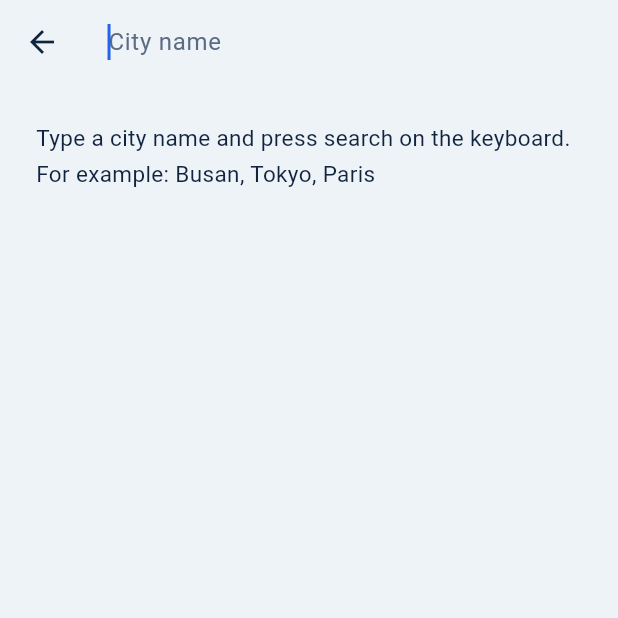
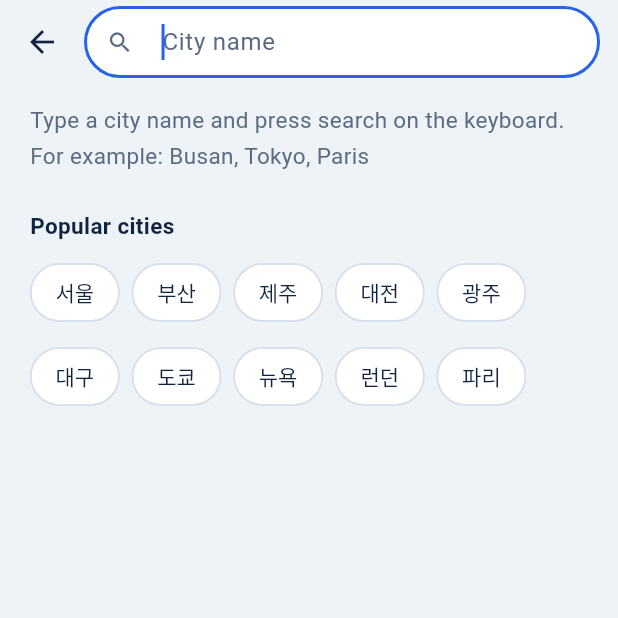
Before and after one commit to Yongminlee2/PeepWeather, a Flutter app: the screen it shows after launch, after a tap on the "search" icon, on a phone screen of 412 x 824 dp, the top half of it. Run offline on Flutter 3.47's test engine with Material 3 defaults, Android fonts, the phone set to English and light mode, and no system bars; our stand-ins replace fl_chart, flutter_local_notifications, flutter_map, geolocator, latlong2, lottie and 1 more; missing offline and left inert: home_widget, workmanager; network calls fail; Roboto replaces fonts that are missing (Plex); statements that could not run were skipped.

Commit message:
디자인 손질: 자주 찾는 도시 바로 넣기, 위치 없음 화면을 하늘 카드로, 검색창·설정 묶음 정리, 화면 그림 뽑기 시험(SHOT_DIR)

```diff
--- a/lib/l10n/app_ko.arb
+++ b/lib/l10n/app_ko.arb
@@ -27,7 +27,7 @@
  "failParse": "못 가져옴",
  "search": "도시 검색",
  "settings": "설정",
- "locationNeeded": "위치를 알 수 없어요. 도시를 검색해서 추가하세요.",
+ "locationNeeded": "지금 위치를 알 수 없어요. 아래에서 도시를 고르거나 검색해 주세요.",
  "openLocationSettings": "위치 권한 설정 열기",
  "searchHint": "도시 이름",
  "noResults": "검색 결과가 없어요",
@@ -124,5 +124,8 @@
  "infoAir": "단위 ㎍/㎥는 공기 1세제곱미터 속에 떠 있는 먼지의 무게(백만분의 1그램)예요.\n\n미세먼지(PM10)는 지름 10㎛ 이하, 초미세먼지(PM2.5)는 2.5㎛ 이하의 더 작은 먼지예요.\n\n등급(환경부 기준)\n미세먼지: 좋음 0~30, 보통 31~80, 나쁨 81~150, 매우나쁨 151 이상\n초미세먼지: 좋음 0~15, 보통 16~35, 나쁨 36~75, 매우나쁨 76 이상\n\n채운 점은 측정소에서 실제로 잰 값(에어코리아, OpenAQ), 빈 점은 예측 모델이 계산한 값이에요. 실측이 더 정확하고, 모델 값은 측정소가 없는 곳도 알려주는 대신 크게 빗나갈 때가 있어요.",
  "close": "닫기",
  "searchIntro": "도시 이름을 입력하고 키보드의 검색 단추를 누르세요.\n예: 부산, 제주, 도쿄, Paris",
- "noPlaces": "아직 없어요. 첫 화면 오른쪽 위 돋보기로 도시를 추가하면 옆으로 넘겨 볼 수 있어요."
+ "noPlaces": "아직 없어요. 첫 화면 오른쪽 위 돋보기로 도시를 추가하면 옆으로 넘겨 볼 수 있어요.",
+ "quickCities": "자주 찾는 도시",
+ "whereWeather": "어디 날씨를 볼까요?",
+ "about": "정보"
 }
--- a/lib/l10n/app_localizations.dart
+++ b/lib/l10n/app_localizations.dart
@@ -263,7 +263,7 @@ abstract class AppLocalizations {
   /// No description provided for @locationNeeded.
   ///
   /// In en, this message translates to:
-  /// **'Location unavailable. Search and add a city.'**
+  /// **'Your location isn\'t available. Pick a city below or search.'**
   String get locationNeeded;
 
   /// No description provided for @openLocationSettings.
@@ -847,6 +847,24 @@ abstract class AppLocalizations {
   /// In en, this message translates to:
   /// **'None yet. Add a city with the search button on the main screen, then swipe between them.'**
   String get noPlaces;
+
+  /// No description provided for @quickCities.
+  ///
+  /// In en, this message translates to:
+  /// **'Popular cities'**
+  String get quickCities;
+
+  /// No description provided for @whereWeather.
+  ///
+  /// In en, this message translates to:
+  /// **'Where shall we look?'**
+  String get whereWeather;
+
+  /// No description provided for @about.
+  ///
+  /// In en, this message translates to:
+  /// **'About'**
+  String get about;
 }
 
 class _AppLocalizationsDelegate
--- a/lib/l10n/app_localizations_ko.dart
+++ b/lib/l10n/app_localizations_ko.dart
@@ -96,7 +96,7 @@ class AppLocalizationsKo extends AppLocalizations {
   String get settings => '설정';
 
   @override
-  String get locationNeeded => '위치를 알 수 없어요. 도시를 검색해서 추가하세요.';
+  String get locationNeeded => '지금 위치를 알 수 없어요. 아래에서 도시를 고르거나 검색해 주세요.';
 
   @override
   String get openLocationSettings => '위치 권한 설정 열기';
@@ -419,4 +419,13 @@ class AppLocalizationsKo extends AppLocalizations {
 
   @override
   String get noPlaces => '아직 없어요. 첫 화면 오른쪽 위 돋보기로 도시를 추가하면 옆으로 넘겨 볼 수 있어요.';
+
+  @override
+  String get quickCities => '자주 찾는 도시';
+
+  @override
+  String get whereWeather => '어디 날씨를 볼까요?';
+
+  @override
+  String get about => '정보';
 }
--- a/lib/ui/home_screen.dart
+++ b/lib/ui/home_screen.dart
@@ -5,7 +5,9 @@ import '../app_state.dart';
 import '../l10n/app_localizations.dart';
 import '../models.dart';
 import 'report_view.dart';
+import 'quick_cities.dart';
 import 'search_screen.dart';
+import 'theme.dart';
 import 'settings_screen.dart';
 
 /// 현재 위치 + 저장 도시를 옆으로 넘겨 본다.
@@ -64,6 +66,14 @@ class _HomeScreenState extends State<HomeScreen> with WidgetsBindingObserver {
     _load(i);
   }
 
+  Future<void> _pick(Place p) async {
+    await addPlace(st, p);
+    if (!mounted) return;
+    final i = st.places.indexWhere((x) => placeKey(x) == placeKey(p));
+    if (i >= 0 && _pages.hasClients) _pages.jumpToPage(i);
+    _load(i);
+  }
+
   @override
   void dispose() {
     WidgetsBinding.instance.removeObserver(this);
@@ -92,7 +102,7 @@ class _HomeScreenState extends State<HomeScreen> with WidgetsBindingObserver {
             ],
           ),
           body: ps.isEmpty
-              ? (st.locating || !_started ? const Center(child: CircularProgressIndicator()) : _NoLocation(onSearch: _search))
+              ? (st.locating || !_started ? const Center(child: CircularProgressIndicator()) : _NoLocation(onSearch: _search, onPick: _pick))
               : Column(children: [
                   Expanded(
                     child: PageView.builder(
@@ -154,23 +164,45 @@ class _PlacePage extends StatelessWidget {
 }
 
 class _NoLocation extends StatelessWidget {
-  const _NoLocation({required this.onSearch});
+  const _NoLocation({required this.onSearch, required this.onPick});
   final VoidCallback onSearch;
+  final void Function(Place p) onPick;
   @override
   Widget build(BuildContext context) {
     final l = AppLocalizations.of(context);
-    return Center(
-      child: Padding(
-        padding: const EdgeInsets.all(24),
-        child: Column(mainAxisSize: MainAxisSize.min, children: [
-          const Icon(Icons.location_off, size: 48),
-          const SizedBox(height: 12),
-          Text(l.locationNeeded, textAlign: TextAlign.center),
-          const SizedBox(height: 16),
-          FilledButton.icon(onPressed: onSearch, icon: const Icon(Icons.search), label: Text(l.search)),
-          TextButton(onPressed: Geolocator.openAppSettings, child: Text(l.openLocationSettings)),
+    return ListView(padding: const EdgeInsets.fromLTRB(16, 4, 16, 32), children: [
+      // 첫 화면과 같은 하늘 카드 — 위치가 없어도 바로 도시를 고를 수 있게
+      Container(
+        padding: const EdgeInsets.fromLTRB(20, 22, 20, 22),
+        decoration: BoxDecoration(
+          borderRadius: BorderRadius.circular(24),
+          gradient: LinearGradient(
+              begin: Alignment.topCenter, end: Alignment.bottomCenter, colors: const [Color(0xFF24508A), Color(0xFF4A80B4)]),
+        ),
+        child: Column(crossAxisAlignment: CrossAxisAlignment.start, children: [
+          const Icon(Icons.location_off_outlined, color: Colors.white, size: 32),
+          const SizedBox(height: 10),
+          Text(l.whereWeather, style: const TextStyle(fontSize: 24, fontWeight: FontWeight.w600, color: Colors.white)),
+          const SizedBox(height: 6),
+          Text(l.locationNeeded, style: TextStyle(fontSize: 15, height: 1.5, color: Colors.white.withValues(alpha: 0.85))),
+          const SizedBox(height: 18),
+          QuickCityChips(onPick: onPick, onDark: true),
+          const SizedBox(height: 18),
+          Wrap(spacing: 8, runSpacing: 8, children: [
+            FilledButton.icon(
+              onPressed: onSearch,
+              icon: const Icon(Icons.search),
+              label: Text(l.search),
+              style: FilledButton.styleFrom(backgroundColor: Colors.white, foregroundColor: wx(context).ink),
+            ),
+            TextButton(
+              onPressed: Geolocator.openAppSettings,
+              style: TextButton.styleFrom(foregroundColor: Colors.white),
+              child: Text(l.openLocationSettings),
+            ),
+          ]),
         ]),
       ),
-    );
+    ]);
   }
 }
--- /dev/null
+++ b/lib/ui/quick_cities.dart
@@ -0,0 +1,49 @@
+import 'package:flutter/material.dart';
+
+import '../app_state.dart';
+import '../models.dart';
+import 'theme.dart';
+
+/// 검색 없이 바로 넣는 도시들(좌표는 시청·도심 기준).
+const quickCities = [
+  Place('서울', 'KR', 37.5665, 126.9780),
+  Place('부산', 'KR', 35.1796, 129.0756),
+  Place('제주', 'KR', 33.4996, 126.5312),
+  Place('대전', 'KR', 36.3504, 127.3845),
+  Place('광주', 'KR', 35.1595, 126.8526),
+  Place('대구', 'KR', 35.8714, 128.6014),
+  Place('도쿄', 'JP', 35.6762, 139.6503),
+  Place('뉴욕', 'US', 40.7128, -74.0060),
+  Place('런던', 'GB', 51.5072, -0.1276),
+  Place('파리', 'FR', 48.8566, 2.3522),
+];
+
+/// 저장 도시에 넣는다(이미 있으면 그대로).
+Future<void> addPlace(AppState st, Place p) async {
+  final s = st.settings;
+  if (!s.places.any((x) => placeKey(x) == placeKey(p))) {
+    await s.update((s) => s.places = [...s.places, p]);
+  }
+}
+
+class QuickCityChips extends StatelessWidget {
+  const QuickCityChips({super.key, required this.onPick, this.onDark = false});
+  final void Function(Place p) onPick;
+  final bool onDark; // 하늘 배경 위
+  @override
+  Widget build(BuildContext context) {
+    final w = wx(context);
+    return Wrap(spacing: 8, runSpacing: 8, children: [
+      for (final p in quickCities)
+        ActionChip(
+          label: Text(p.name),
+          onPressed: () => onPick(p),
+          // 하늘 배경 위에선 흰 알약에 남색 글씨(밝은 배경 아래쪽에서도 읽히게)
+          backgroundColor: onDark ? Colors.white.withValues(alpha: 0.92) : w.surface,
+          side: BorderSide(color: onDark ? Colors.transparent : w.line),
+          labelStyle: TextStyle(color: onDark ? Wx.light.ink : w.ink),
+          shape: const StadiumBorder(),
+        ),
+    ]);
+  }
+}
--- a/lib/ui/search_screen.dart
+++ b/lib/ui/search_screen.dart
@@ -6,8 +6,10 @@ import '../l10n/app_localizations.dart';
 import '../models.dart';
 import '../sources/openweather.dart';
 import 'format.dart';
+import 'quick_cities.dart';
+import 'theme.dart';
 
-/// 도시 검색 → 고르면 저장 도시에 추가하고 그 장소를 돌려준다.
+/// 도시 검색 → 고르면 저장 도시에 추가하고 그 장소를 돌려준다. 검색 전엔 자주 찾는 도시를 바로 넣을 수 있다.
 class SearchScreen extends StatefulWidget {
   const SearchScreen({super.key, required this.state});
   final AppState state;
@@ -41,43 +43,66 @@ class _SearchScreenState extends State<SearchScreen> {
   }
 
   Future<void> _add(Place p) async {
-    final s = widget.state.settings;
-    if (!s.places.any((x) => placeKey(x) == placeKey(p))) {
-      await s.update((s) => s.places = [...s.places, p]);
-    }
-    if (mounted) Navigator.of(context).pop(p);
+    await addPlace(widget.state, p);
+    if (mounted) Navigator.of(context).maybePop(p);
   }
 
   @override
   Widget build(BuildContext context) {
     final l = AppLocalizations.of(context);
+    final w = wx(context);
     return Scaffold(
       appBar: AppBar(
-        title: TextField(
-          autofocus: true,
-          textInputAction: TextInputAction.search,
-          decoration: InputDecoration(hintText: l.searchHint, border: InputBorder.none),
-          onSubmitted: _search,
+        titleSpacing: 0,
+        title: Padding(
+          padding: const EdgeInsets.only(right: 12),
+          child: TextField(
+            autofocus: true,
+            textInputAction: TextInputAction.search,
+            style: TextStyle(color: w.ink),
+            decoration: InputDecoration(
+              hintText: l.searchHint,
+              prefixIcon: const Icon(Icons.search),
+              filled: true,
+              fillColor: w.surface,
+              isDense: true,
+              contentPadding: const EdgeInsets.symmetric(vertical: 12),
+              border: OutlineInputBorder(borderRadius: BorderRadius.circular(28), borderSide: BorderSide(color: w.line)),
+              enabledBorder:
+                  OutlineInputBorder(borderRadius: BorderRadius.circular(28), borderSide: BorderSide(color: w.line)),
+            ),
+            onSubmitted: _search,
+          ),
         ),
       ),
-      body: _busy
-          ? const Center(child: CircularProgressIndicator())
-          : _error != null
-              ? Center(child: Text(_error!))
-              : _results == null
-                  ? Padding(
-                      padding: const EdgeInsets.all(24),
-                      child: Text(l.searchIntro, style: const TextStyle(fontSize: 15, height: 1.6)),
+      body: SafeArea(
+        top: false,
+        child: _busy
+            ? const Center(child: CircularProgressIndicator())
+            : ListView(padding: const EdgeInsets.fromLTRB(20, 12, 20, 24), children: [
+                if (_error != null)
+                  Padding(
+                    padding: const EdgeInsets.only(bottom: 16),
+                    child: Text(_error!, style: TextStyle(fontSize: 15, color: Theme.of(context).colorScheme.error)),
+                  ),
+                if (_results case final rs? when rs.isNotEmpty)
+                  for (final p in rs)
+                    ListTile(
+                      contentPadding: EdgeInsets.zero,
+                      leading: Icon(Icons.place_outlined, color: w.rain),
+                      title: Text(p.name, style: TextStyle(color: w.ink)),
+                      subtitle: Text(p.country, style: TextStyle(color: w.muted)),
+                      onTap: () => _add(p),
                     )
-                  : ListView(children: [
-                  for (final p in _results ?? const <Place>[])
-                    ListTile(
-                      leading: const Icon(Icons.location_city),
-                      title: Text(p.name),
-                      subtitle: Text('${p.country} · ${p.lat.toStringAsFixed(2)}, ${p.lon.toStringAsFixed(2)}'),
-                      onTap: () => _add(p),
-                    ),
-                ]),
+                else ...[
+                  Text(l.searchIntro, style: TextStyle(fontSize: 15, height: 1.6, color: w.muted)),
+                  const SizedBox(height: 24),
+                  Text(l.quickCities, style: TextStyle(fontSize: 15, fontWeight: FontWeight.w600, color: w.ink)),
+                  const SizedBox(height: 10),
+                  QuickCityChips(onPick: _add),
+                ],
+              ]),
+      ),
     );
   }
 }
```
Also changed, not shown: lib/l10n/app_en.arb (+5 -2 lines), lib/l10n/app_localizations_en.dart (+11 -1 lines), lib/ui/settings_screen.dart (+87 -25 lines), 2 other files.
